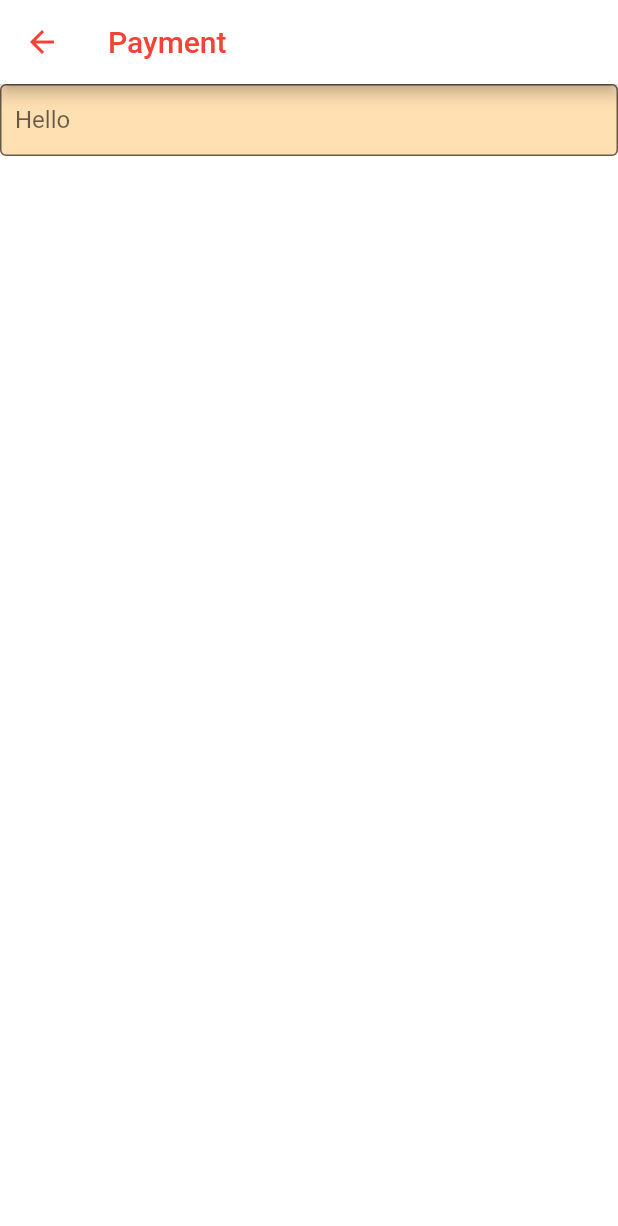
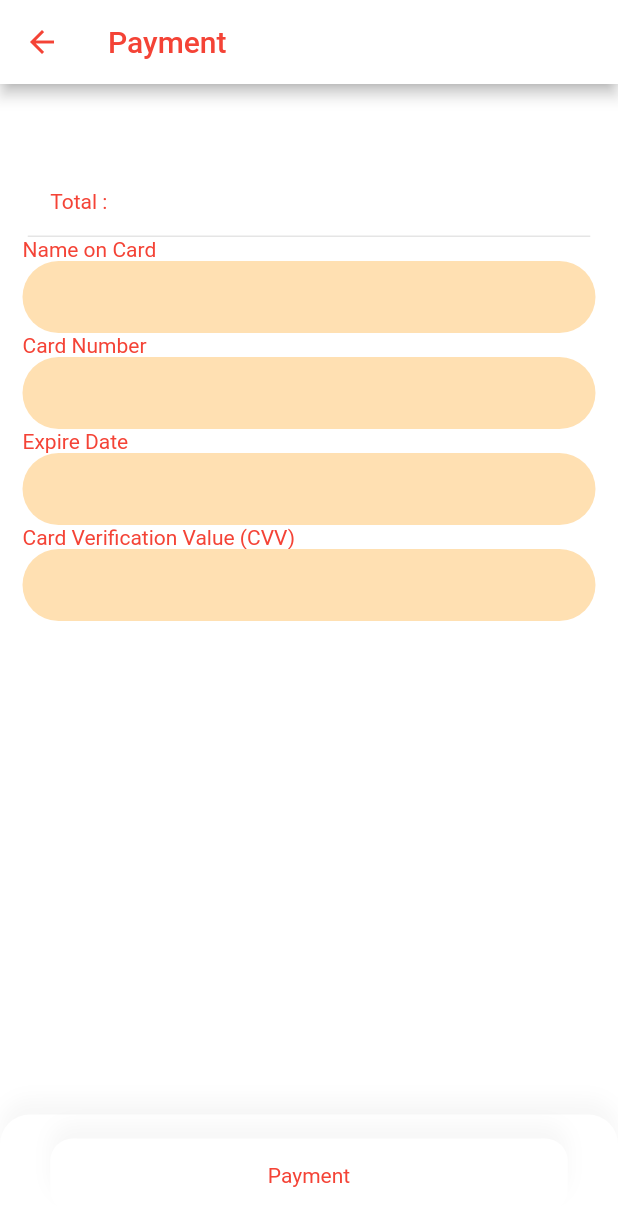
Before and after one commit to P18010231/340CT, a Flutter app: the PaymentUI screen opened directly, on a phone screen of 412 x 824 dp. Shown: the top 1226 px of the screen. Run offline on Flutter 3.47's test engine with Material 2 defaults, Android fonts, the phone set to English and light mode, and no system bars; our stand-ins replace flutter_svg, google_fonts; Roboto replaces fonts that are missing (Catamaran).

Commit message:
some UI updates

```diff
--- a/lib/book_detail.dart
+++ b/lib/book_detail.dart
@@ -276,7 +276,11 @@ class BookDetail extends StatelessWidget {
                             Navigator.push(
                                 context,
                                 MaterialPageRoute(
-                                    builder: (context) => Cart()));
+                                    builder: (context) => Cart(
+                                        book.price,
+                                        book.quantity,
+                                        book.image,
+                                        book.title)));
                           },
                         )
                       ],
--- a/lib/paymentUI.dart
+++ b/lib/paymentUI.dart
@@ -21,11 +21,141 @@ class _PaymentUIState extends State<PaymentUI> {
         ),
         backgroundColor: Colors.white,
       ),
-      body: Container(
-        child: TextField(
-          decoration: const InputDecoration(
-            border: OutlineInputBorder(),
-            labelText: 'Hello',
+      body: SingleChildScrollView(
+        child: Column(
+          children: [
+            Container(
+              padding: const EdgeInsets.all(15),
+              height: 102,
+              width: 375,
+              decoration: BoxDecoration(
+                border: Border(
+                  bottom: BorderSide(
+                    color: Colors.black.withOpacity(0.1),
+                    width: 1,
+                  ),
+                ),
+              ),
+              child: Row(
+                crossAxisAlignment: CrossAxisAlignment.end,
+                mainAxisAlignment: MainAxisAlignment.spaceBetween,
+                children: [
+                  Text("Total :",
+                      style: GoogleFonts.catamaran(color: Colors.red)),
+                  SizedBox(
+                    width: 24,
+                    height: 24,
+                  ),
+                ],
+              ),
+            ),
+            Padding(
+              padding: EdgeInsets.symmetric(horizontal: 15),
+              child: Column(
+                crossAxisAlignment: CrossAxisAlignment.start,
+                children: [
+                  Text("Name on Card",
+                      style: GoogleFonts.catamaran(color: Colors.red)),
+                  TextField(
+                      keyboardType: TextInputType.number,
+                      style: GoogleFonts.catamaran(color: Colors.black)),
+                  Text("Card Number",
+                      style: GoogleFonts.catamaran(color: Colors.red)),
+                  TextField(
+                      keyboardType: TextInputType.number,
+                      style: GoogleFonts.catamaran(color: Colors.black)),
+                  Text("Expire Date",
+                      style: GoogleFonts.catamaran(color: Colors.red)),
+                  TextField(
+                      keyboardType: TextInputType.number,
+                      style: GoogleFonts.catamaran(color: Colors.black)),
+                  Text("Card Verification Value (CVV)",
+                      style: GoogleFonts.catamaran(color: Colors.red)),
+                  TextField(
+                      keyboardType: TextInputType.number,
+                      style: GoogleFonts.catamaran(color: Colors.black)),
+                ],
+              ),
+            ),
+          ],
+        ),
+      ),
+      bottomNavigationBar: Container(
+        height: 81,
+        width: 375,
+        decoration: BoxDecoration(
+          color: Colors.white,
+          borderRadius: BorderRadius.only(
+            topLeft: Radius.circular(20),
+            topRight: Radius.circular(20),
+          ),
+          boxShadow: [
+            BoxShadow(
+              color: Colors.black.withOpacity(0.03),
+              offset: const Offset(0, -10),
+              blurRadius: 10,
+            ),
+          ],
+        ),
+        child: Center(
+          child: InkWell(
+            onTap: () => _showConfimrationDialog(context),
+            child: Container(
+              height: 49,
+              width: 345,
+              decoration: BoxDecoration(
+                boxShadow: [
+                  BoxShadow(
+                    color: Colors.black.withOpacity(0.03),
+                    offset: const Offset(0, -10),
+                    blurRadius: 10,
+                  ),
+                ],
+                borderRadius: BorderRadius.circular(15),
+                color: Colors.white,
+              ),
+              child: Row(
+                mainAxisAlignment: MainAxisAlignment.center,
+                children: [
+                  Text("Payment",
+                      style: GoogleFonts.catamaran(color: Colors.red)),
+                ],
+              ),
+            ),
+          ),
+        ),
+      ),
+    );
+  }
+
+  _showConfimrationDialog(BuildContext context) {
+    showDialog(
+      context: context,
+      builder: (context) => Dialog(
+        insetPadding: EdgeInsets.zero,
+        shape: RoundedRectangleBorder(
+          borderRadius: BorderRadius.circular(20),
+        ),
+        child: SizedBox(
+          height: 430,
+          width: 327,
+          child: Padding(
+            padding: EdgeInsets.symmetric(
+              horizontal: 10,
+            ),
+            child: Column(
+              mainAxisAlignment: MainAxisAlignment.center,
+              children: [
+                Text(
+                  "Payment successfull",
+                  style: TextStyle(
+                    fontWeight: FontWeight.w500,
+                    fontSize: 20,
+                  ),
+                  textAlign: TextAlign.center,
+                ),
+              ],
+            ),
           ),
         ),
       ),
```
Also changed, not shown: lib/shopping_cart_ui.dart (+47 -20 lines).
